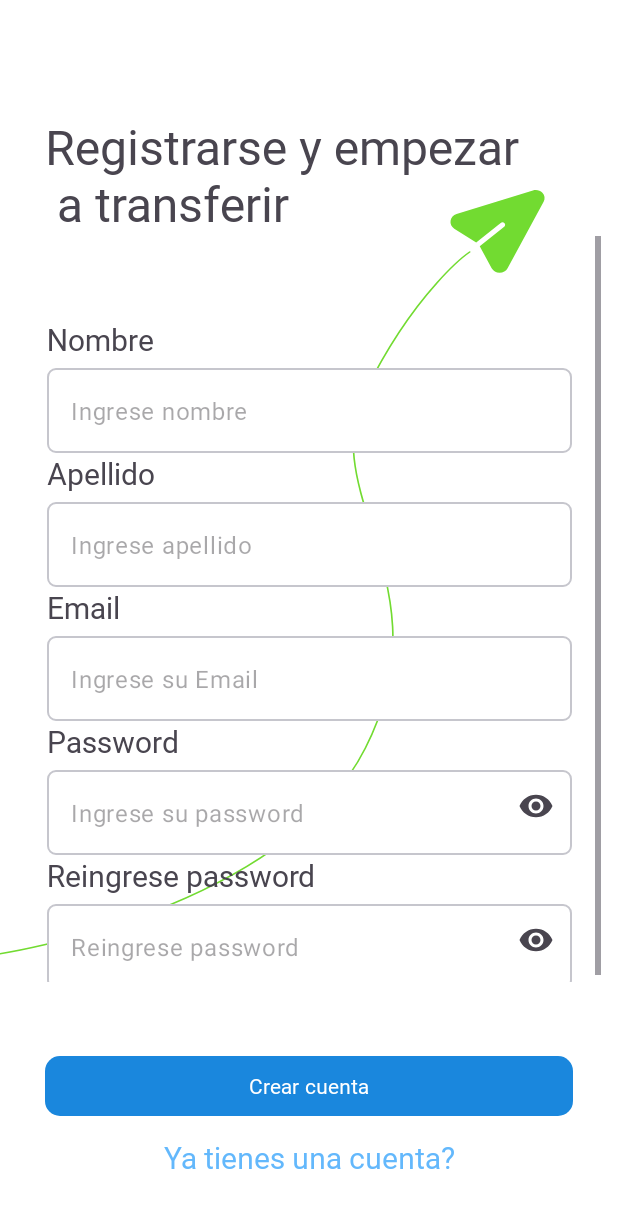
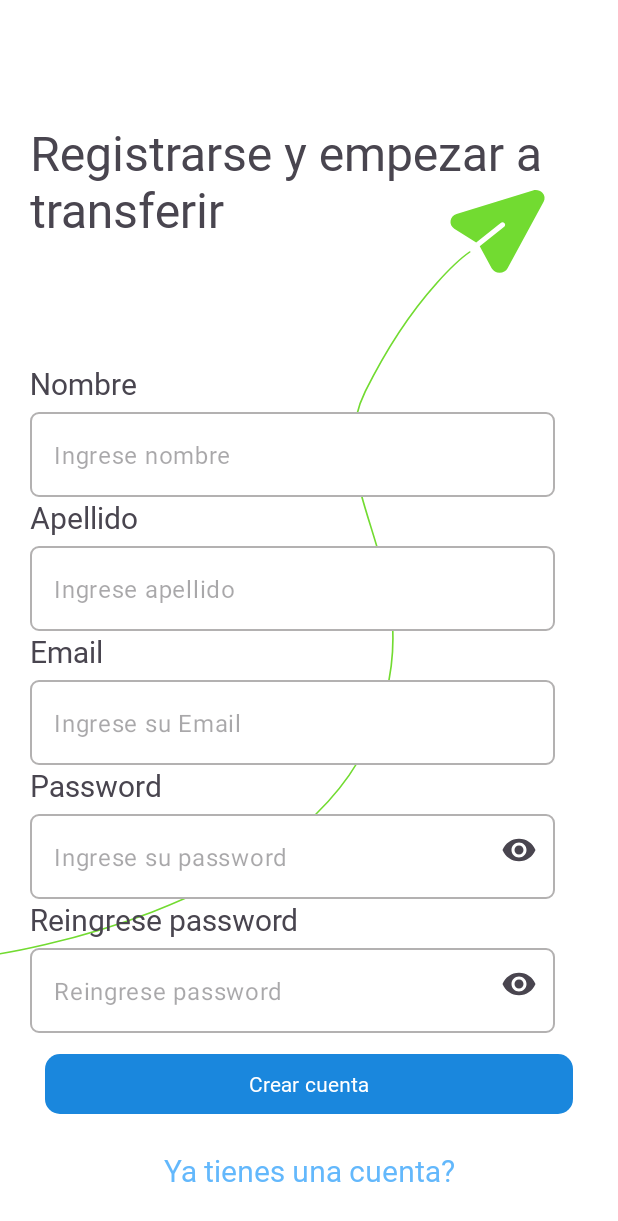
Before and after one commit to garayaz/alkewalletapp, an Android app: the SignupPage screen opened directly, with no data from a screen before it, on a phone screen of 412 x 824 dp. Shown: the top 1221 px of the screen. Run offline under Robolectric (Android 15) with nearby library versions, the phone set to English and light mode, and no system bars.

Commit message:
02-05-2024 cambios a la fecha Finalizacion links entre activities

```diff
--- a/app/src/main/res/drawable/borde_campo.xml
+++ b/app/src/main/res/drawable/borde_campo.xml
@@ -4,7 +4,7 @@
 
     <stroke
         android:width="1sp"
-        android:color="@color/material_dynamic_neutral80" />
+        android:color="@color/grisclaro" />
     <padding
         android:bottom="10sp"
         android:left="10sp"
--- a/app/src/main/res/layout/activity_signup_page.xml
+++ b/app/src/main/res/layout/activity_signup_page.xml
@@ -7,13 +7,13 @@
     android:background="@drawable/lpbackground"
     tools:context=".SignupPage">
 
+
     <TextView
         android:id="@+id/lp_title"
         android:layout_width="0dp"
         android:layout_height="wrap_content"
-          android:layout_marginStart="30dp"
-          android:layout_marginTop="76dp"
-          android:layout_marginEnd="10dp"
+        android:layout_marginStart="20dp"
+        android:layout_marginTop="80dp"
         android:fontFamily="@font/jua"
         android:text="@string/sup_titulo"
         android:textSize="32sp"
@@ -21,54 +21,23 @@
         app:layout_constraintStart_toStartOf="parent"
         app:layout_constraintTop_toTopOf="parent" />
 
-
-    <Button
-        android:id="@+id/lsp_button"
-        style="@style/boton_azul"
+    <ScrollView
+        android:id="@+id/scrollView2"
         android:layout_width="match_parent"
         android:layout_height="wrap_content"
-        android:layout_marginStart="30dp"
-        android:layout_marginTop="45dp"
-        android:layout_marginEnd="30dp"
-        android:layout_marginBottom="10dp"
-        android:text="@string/bt_sp_boton_login"
-        app:layout_constraintBottom_toTopOf="@+id/sp_ya_tienes_cuenta"
-        app:layout_constraintEnd_toEndOf="parent"
-        app:layout_constraintStart_toStartOf="parent"
-        app:layout_constraintTop_toBottomOf="@+id/scrollView2" />
-
-          <TextView
-              android:id="@+id/sp_ya_tienes_cuenta"
-              android:layout_width="wrap_content"
-              android:layout_height="wrap_content"
-              android:layout_marginTop="10dp"
-              android:fontFamily="@font/jua"
-              android:text="@string/sp_tienes_una_cuenta"
-              android:textAlignment="center"
-              android:textColor="@color/azul"
-              android:textSize="20sp"
-              app:layout_constraintEnd_toEndOf="parent"
-              app:layout_constraintStart_toStartOf="parent"
-              app:layout_constraintTop_toBottomOf="@+id/lsp_button" />
-
-    <ScrollView
-        android:id="@+id/scrollView2"
-        android:layout_width="389dp"
-        android:layout_height="497dp"
-        app:layout_constraintBottom_toTopOf="@+id/lsp_button"
-        app:layout_constraintEnd_toEndOf="parent"
+        app:layout_constraintBottom_toBottomOf="parent"
         app:layout_constraintStart_toStartOf="parent"
         app:layout_constraintTop_toBottomOf="@+id/lp_title">
 
         <LinearLayout
             android:layout_width="match_parent"
             android:layout_height="wrap_content"
-            android:layout_marginTop="55dp"
+            android:layout_marginTop="50dp"
             android:orientation="vertical">
 
             <TextView
                 android:id="@+id/lbl_sp_nombre"
-                android:layout_width="80dp"
+                android:layout_width="match_parent"
                 android:layout_height="wrap_content"
                 android:layout_marginStart="20dp"
                 android:layout_marginBottom="5dp"
@@ -87,8 +56,8 @@
                     android:layout_width="350dp"
                     android:layout_height="wrap_content"
                     android:layout_marginStart="20dp"
+                    android:background="@drawable/borde_campo"
                     android:fontFamily="@font/jua"
-                    android:background="@drawable/borde_campo"
                     android:hint="@string/txt_ingresar_nombre" />
             </com.google.android.material.textfield.TextInputLayout>
 
@@ -112,8 +81,8 @@
                     android:layout_width="350dp"
                     android:layout_height="wrap_content"
                     android:layout_marginStart="20dp"
+                    android:background="@drawable/borde_campo"
                     android:fontFamily="@font/jua"
-                    android:background="@drawable/borde_campo"
                     android:hint="@string/txt_ingresar_apellido" />
             </com.google.android.material.textfield.TextInputLayout>
 
@@ -192,6 +161,29 @@
                     android:hint="@string/sp_txt_reingresar_password"
                     android:inputType="textPassword" />
             </com.google.android.material.textfield.TextInputLayout>
+
+            <Button
+                android:id="@+id/lsp_button"
+                style="@style/boton_azul"
+                android:layout_width="match_parent"
+                android:layout_height="wrap_content"
+                android:layout_marginStart="30dp"
+                android:layout_marginTop="10dp"
+                android:layout_marginEnd="30dp"
+                android:layout_marginBottom="10dp"
+                android:text="@string/bt_sp_boton_login" />
+
+            <TextView
+                android:id="@+id/sp_ya_tienes_cuenta"
+                android:layout_width="match_parent"
+                android:layout_height="wrap_content"
+                android:layout_marginTop="10dp"
+                android:fontFamily="@font/jua"
+                android:text="@string/sp_tienes_una_cuenta"
+                android:textAlignment="center"
+                android:textColor="@color/azul"
+                android:textSize="20sp" />
+
         </LinearLayout>
 
 
--- a/app/src/main/res/values/colors.xml
+++ b/app/src/main/res/values/colors.xml
@@ -9,5 +9,6 @@
     <color name="verde">#72DB31</color>
     <color name="plomo">#F3F4F5</color>
     <color name="gris">#7C7B7B</color>
+    <color name="grisclaro">#B3B1B1</color>
     <color name="background_profile_page">#F3F4F5</color>
 </resources>
--- a/app/src/main/res/values/strings.xml
+++ b/app/src/main/res/values/strings.xml
@@ -14,7 +14,7 @@
     <string name="lp_olvido_psw">Olvidaste tu password?</string>
     <string name="txt_lp_crear_cuenta">Crear una nueva cuenta</string>
     <string name="txt_sp_crear_cuenta">Ya tienes una cuenta??</string>
-    <string name="sup_titulo">Registrarse y empezar \n a transferir</string>
+    <string name="sup_titulo">Registrarse y empezar a transferir</string>
     <string name="txt_ingresa_email">Ingrese su Email</string>
     <string name="lp_olvido_contraseña">Olvidaste tu password?</string>
     <string name="txt_ingresa_contraseña">Ingrese su password</string>
```
Lines whose indentation alone changed are shown as unchanged.
